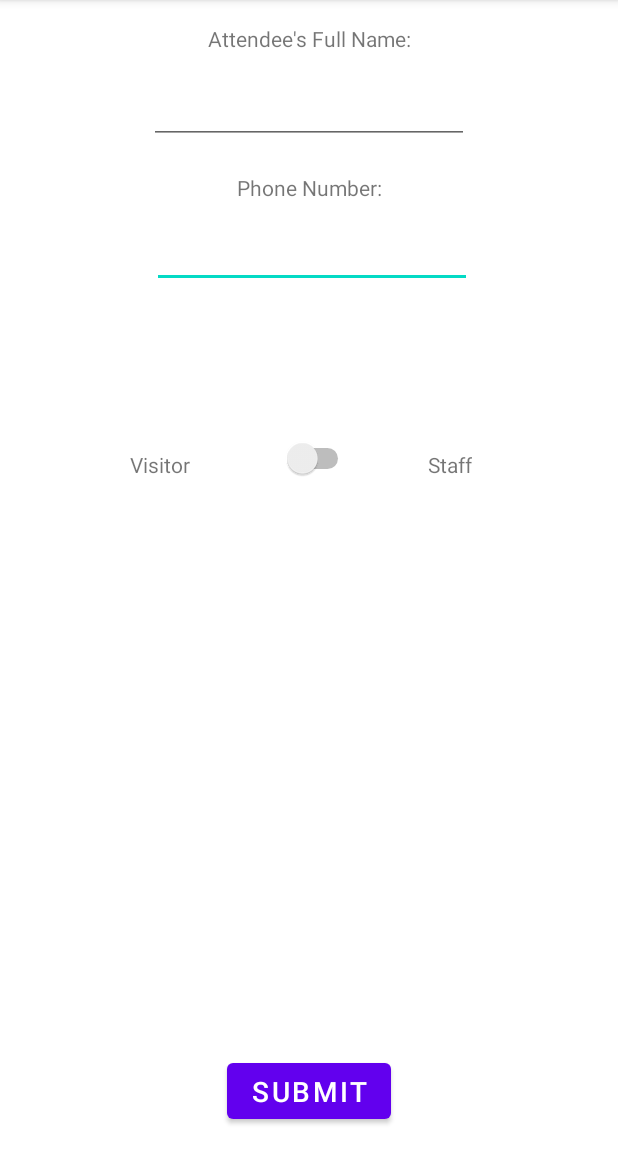
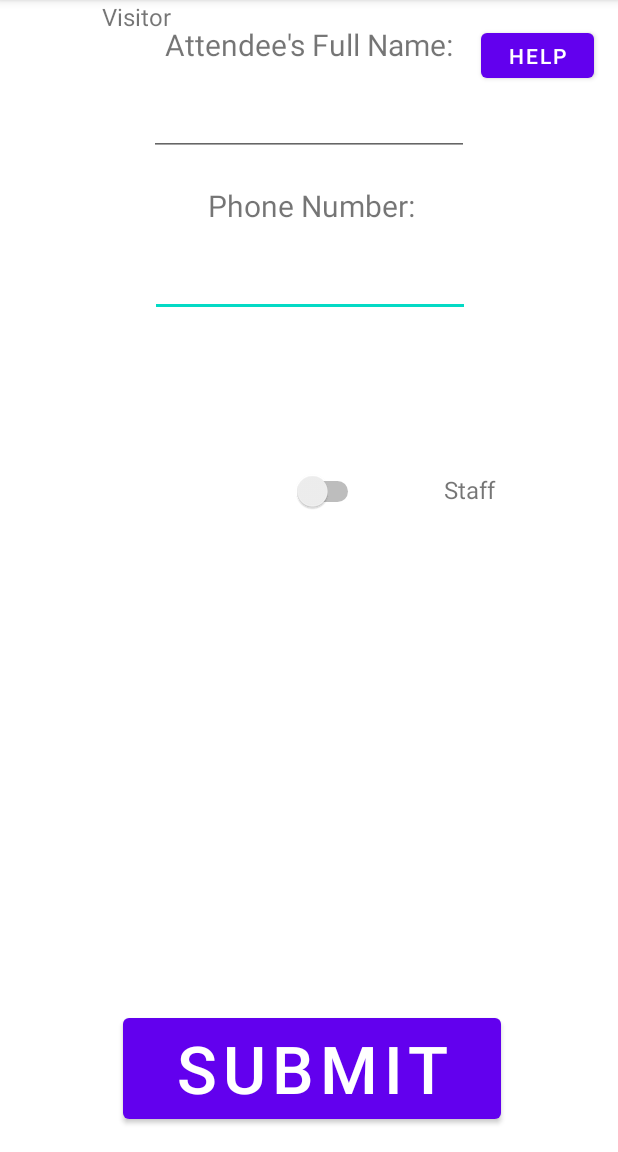
Before and after one commit to arian-nasr/King-City-Vaccine-Screening, an Android app: the screen it shows after launch (MainActivity), on a phone screen of 412 x 824 dp, the part 84-1236 px from its top. Run offline under Robolectric (Android 15) with nearby library versions, the phone set to English and light mode, and no system bars.

Commit message:
1.1 Release

```diff
--- a/TrisanScreening/app/src/main/res/layout/activity_main.xml
+++ b/TrisanScreening/app/src/main/res/layout/activity_main.xml
@@ -15,11 +15,14 @@
         android:layout_marginTop="12dp"
         android:layout_marginEnd="101dp"
         android:layout_marginRight="101dp"
+        android:layout_marginBottom="100dp"
         android:ems="10"
+        android:gravity="center"
+        android:inputType="phone"
         android:maxLength="14"
-        android:inputType="phone"
+        app:layout_constraintBottom_toTopOf="@+id/switch1"
         app:layout_constraintEnd_toEndOf="parent"
-        app:layout_constraintHorizontal_bias="0.0"
+        app:layout_constraintHorizontal_bias="0.497"
         app:layout_constraintStart_toStartOf="parent"
         app:layout_constraintTop_toBottomOf="@+id/phonelabel" />
 
@@ -32,7 +35,9 @@
         android:layout_marginTop="16dp"
         android:layout_marginEnd="138dp"
         android:layout_marginRight="138dp"
+        android:gravity="center"
         android:text="Attendee's Full Name:"
+        android:textSize="20sp"
         app:layout_constraintEnd_toEndOf="parent"
         app:layout_constraintStart_toStartOf="parent"
         app:layout_constraintTop_toTopOf="parent" />
@@ -45,6 +50,7 @@
         android:layout_marginLeft="101dp"
         android:layout_marginTop="15dp"
         android:layout_marginEnd="101dp"
+        android:gravity="center"
         android:layout_marginRight="101dp"
         android:ems="10"
         android:inputType="textNoSuggestions|textPersonName|textCapWords"
@@ -54,22 +60,25 @@
 
     <TextView
         android:id="@+id/phonelabel"
-        android:layout_width="wrap_content"
-        android:layout_height="wrap_content"
+        android:layout_width="197dp"
+        android:layout_height="34dp"
         android:layout_marginStart="158dp"
         android:layout_marginLeft="158dp"
-        android:layout_marginTop="19dp"
+        android:layout_marginTop="16dp"
         android:layout_marginEnd="157dp"
+        android:gravity="center"
         android:layout_marginRight="157dp"
         android:text="Phone Number:"
+        android:textSize="20sp"
         app:layout_constraintEnd_toEndOf="parent"
+        app:layout_constraintHorizontal_bias="0.494"
         app:layout_constraintStart_toStartOf="parent"
         app:layout_constraintTop_toBottomOf="@+id/nametext" />
 
     <Button
         android:id="@+id/button"
-        android:layout_width="109dp"
-        android:layout_height="49dp"
+        android:layout_width="252dp"
+        android:layout_height="79dp"
         android:layout_marginStart="151dp"
         android:layout_marginLeft="151dp"
         android:layout_marginEnd="151dp"
@@ -80,15 +89,16 @@
         android:text="Submit"
         app:layout_constraintBottom_toBottomOf="parent"
         app:layout_constraintEnd_toEndOf="parent"
+        app:layout_constraintHorizontal_bias="0.489"
         app:layout_constraintStart_toStartOf="parent" />
 
     <Switch
         android:id="@+id/switch1"
-        android:layout_width="wrap_content"
-        android:layout_height="wrap_content"
+        android:layout_width="67dp"
+        android:layout_height="40dp"
         android:layout_marginStart="30dp"
         android:layout_marginLeft="30dp"
-        android:layout_marginTop="100dp"
+        android:layout_marginTop="96dp"
         android:layout_marginEnd="32dp"
         android:layout_marginRight="32dp"
         app:layout_constraintEnd_toStartOf="@+id/textView4"
@@ -97,14 +107,16 @@
 
     <TextView
         android:id="@+id/textView4"
-        android:layout_width="wrap_content"
-        android:layout_height="wrap_content"
+        android:layout_width="41dp"
+        android:layout_height="22dp"
         android:layout_marginStart="17dp"
         android:layout_marginLeft="17dp"
-        android:layout_marginTop="108dp"
+        android:layout_marginTop="104dp"
         android:layout_marginEnd="121dp"
         android:layout_marginRight="121dp"
+        android:gravity="center"
         android:text="Staff"
+        android:textSize="16sp"
         app:layout_constraintEnd_toEndOf="parent"
         app:layout_constraintStart_toEndOf="@+id/switch1"
         app:layout_constraintTop_toBottomOf="@+id/phonetext" />
@@ -115,18 +127,19 @@
         android:layout_height="wrap_content"
         android:layout_marginStart="110dp"
         android:layout_marginLeft="110dp"
-        android:layout_marginTop="108dp"
         android:layout_marginEnd="31dp"
         android:layout_marginRight="31dp"
+        android:gravity="center"
         android:text="Visitor"
+        android:textSize="16sp"
         app:layout_constraintEnd_toStartOf="@+id/switch1"
         app:layout_constraintStart_toStartOf="parent"
-        app:layout_constraintTop_toBottomOf="@+id/phonetext" />
+        tools:layout_editor_absoluteY="314dp" />
 
     <ImageView
         android:id="@+id/imageView"
-        android:layout_width="329dp"
-        android:layout_height="299dp"
+        android:layout_width="418dp"
+        android:layout_height="369dp"
         android:layout_marginStart="41dp"
         android:layout_marginLeft="41dp"
         android:layout_marginTop="33dp"
@@ -145,6 +158,7 @@
         android:layout_height="wrap_content"
         android:layout_marginStart="176dp"
         android:layout_marginLeft="176dp"
+        android:gravity="center"
         android:layout_marginTop="7dp"
         android:layout_marginEnd="177dp"
         android:layout_marginRight="177dp"
@@ -154,4 +168,15 @@
         app:layout_constraintStart_toStartOf="parent"
         app:layout_constraintTop_toBottomOf="@+id/switch1" />
 
+    <Button
+        android:id="@+id/button2"
+        android:layout_width="75dp"
+        android:layout_height="42dp"
+        android:layout_marginTop="16dp"
+        android:layout_marginEnd="16dp"
+        android:layout_marginRight="16dp"
+        android:text="Help"
+        app:layout_constraintEnd_toEndOf="parent"
+        app:layout_constraintTop_toTopOf="parent" />
+
 </androidx.constraintlayout.widget.ConstraintLayout>
```
Also changed, not shown: 2 other files.
